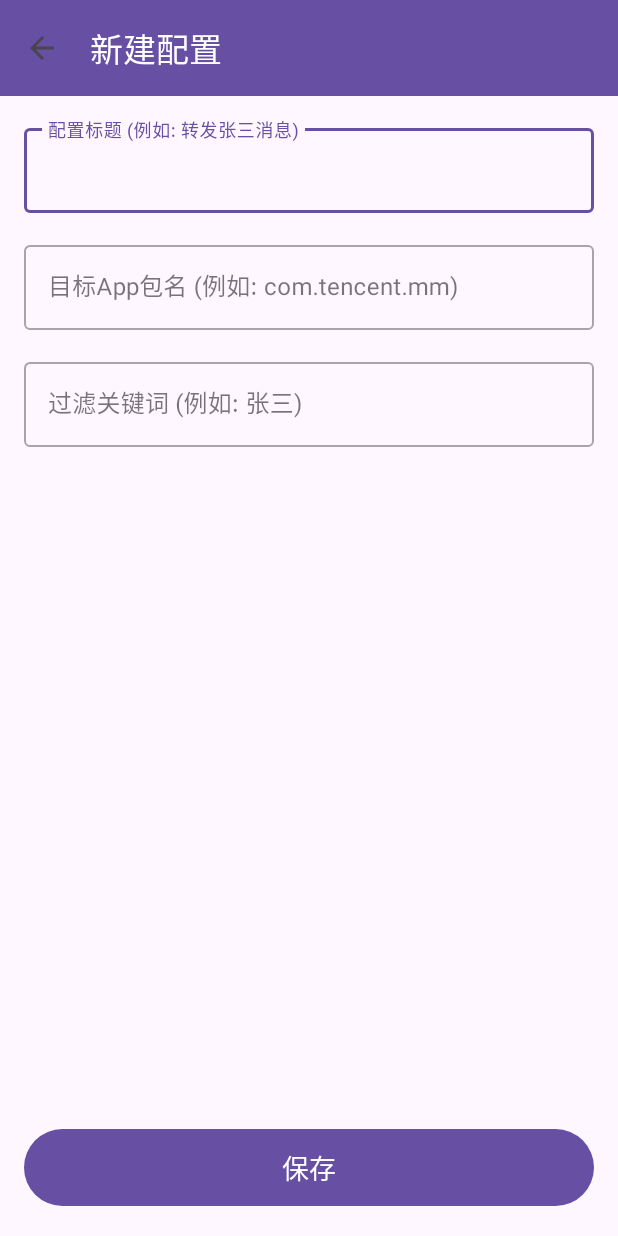
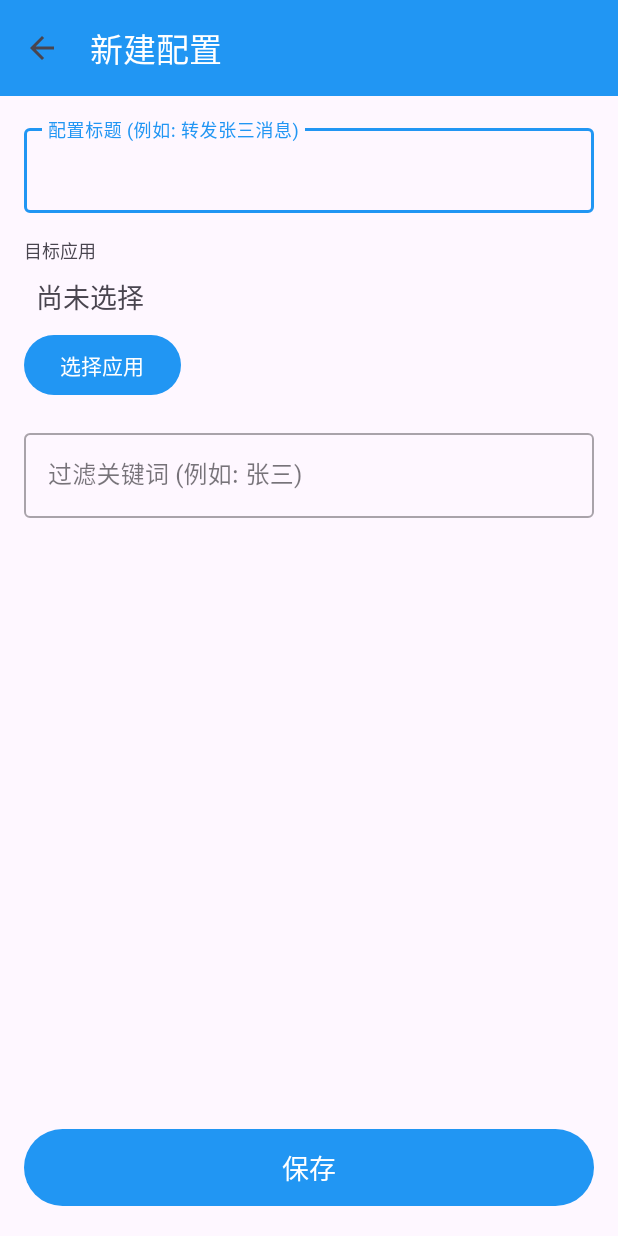
Before and after one commit to Wew1201/QQNotifier, an Android app: the SettingsActivity screen opened directly, with no data from a screen before it, after a tap on "添加", on a phone screen of 412 x 824 dp. Run offline under Robolectric (Android 15) with nearby library versions, the phone set to English and light mode, and no system bars.

Commit message:
v2.1: 实现用户在gui选择app的功能，主题颜色改变

```diff
--- a/app/src/main/java/com/example/qqnotifier/EditSettingActivity.java
+++ b/app/src/main/java/com/example/qqnotifier/EditSettingActivity.java
@@ -1,9 +1,16 @@
 package com.example.qqnotifier;
 
+import android.app.Activity;
+import android.content.Intent;
 import android.os.Bundle;
+import android.util.Log;
 import android.widget.Button;
+import android.widget.TextView;
 import android.widget.Toast;
 
+import androidx.activity.EdgeToEdge;
+import androidx.activity.result.ActivityResultLauncher;
+import androidx.activity.result.contract.ActivityResultContracts;
 import androidx.appcompat.app.AppCompatActivity;
 import androidx.appcompat.widget.Toolbar;
 
@@ -14,7 +21,7 @@ import java.util.List;
 public class EditSettingActivity extends AppCompatActivity {
 
     private TextInputEditText editTextTitle;
-    private TextInputEditText editTextPackageName;
+
     private TextInputEditText editTextKeyword;
     private Button buttonSave;
     private SettingsRepository repository;
@@ -22,34 +29,58 @@ public class EditSettingActivity extends AppCompatActivity {
     private boolean isEditMode = false; // 标记当前是新建模式还是编辑模式
     private long editingItemId = -1; // 如果是编辑模式，记录正在编辑的item的ID
 
+    private TextView textSelectedApp;
+    private Button buttonChooseApp;
+    private String selectedPackageName = ""; // 用于存储选择结果
+
+    // --- 新增 ActivityResultLauncher ---
+    private final ActivityResultLauncher<Intent> appPickerLauncher = registerForActivityResult(
+            new ActivityResultContracts.StartActivityForResult(),
+            result -> {
+                if (result.getResultCode() == Activity.RESULT_OK && result.getData() != null) {
+                    Intent data = result.getData();
+                    String appName = data.getStringExtra("selected_app_name");
+                    selectedPackageName = data.getStringExtra("selected_package_name");
+                    textSelectedApp.setText(appName + "\n(" + selectedPackageName + ")");
+                }
+            });
+
     @Override
     protected void onCreate(Bundle savedInstanceState) {
         super.onCreate(savedInstanceState);
         setContentView(R.layout.activity_edit_setting);
 
+        // --- 1. 必须在所有逻辑判断之前，无条件初始化所有控件！ ---
         Toolbar toolbar = findViewById(R.id.toolbar_edit);
+        editTextTitle = findViewById(R.id.edit_text_title);
+        editTextKeyword = findViewById(R.id.edit_text_keyword);
+        buttonSave = findViewById(R.id.button_save);
+        textSelectedApp = findViewById(R.id.text_selected_app);
+        buttonChooseApp = findViewById(R.id.button_choose_app);
+
+        // --- 2. 初始化 Toolbar 和 Repository ---
         setSupportActionBar(toolbar);
         if (getSupportActionBar() != null) {
             getSupportActionBar().setDisplayHomeAsUpEnabled(true);
         }
+        repository = new SettingsRepository(this);
 
-        repository = new SettingsRepository(this);
-        editTextTitle = findViewById(R.id.edit_text_title);
-        editTextPackageName = findViewById(R.id.edit_text_package_name);
-        editTextKeyword = findViewById(R.id.edit_text_keyword);
-        buttonSave = findViewById(R.id.button_save);
-
-        // --- 核心改动：检查启动意图，判断是新建还是编辑 ---
+        // --- 3. 检查启动意图，并根据模式执行不同操作 ---
         if (getIntent().hasExtra("setting_id")) {
             isEditMode = true;
             editingItemId = getIntent().getLongExtra("setting_id", -1);
-            getSupportActionBar().setTitle("修改配置"); // 修改标题栏文字
-            loadSettingData();
+            getSupportActionBar().setTitle("修改配置");
+            loadSettingData(); // 此时所有控件都已确保被初始化
         } else {
             isEditMode = false;
             getSupportActionBar().setTitle("新建配置");
         }
 
+        // --- 4. 设置按钮点击事件 ---
+        buttonChooseApp.setOnClickListener(v -> {
+            Intent intent = new Intent(this, AppPickerActivity.class);
+            appPickerLauncher.launch(intent);
+        });
         buttonSave.setOnClickListener(v -> saveSetting());
     }
 
@@ -60,7 +91,12 @@ public class EditSettingActivity extends AppCompatActivity {
             for (SettingItem item : settings) {
                 if (item.getId() == editingItemId) {
                     editTextTitle.setText(item.getTitle());
-                    editTextPackageName.setText(item.getTargetPackageName());
+
+                    // 这是新的、正确的显示包名的方式
+                    selectedPackageName = item.getTargetPackageName();
+                    // 更好的体验是同时显示AppName，我们暂时先只显示包名
+                    textSelectedApp.setText(selectedPackageName);
+
                     editTextKeyword.setText(item.getFilterKeyword());
                     break;
                 }
@@ -70,7 +106,7 @@ public class EditSettingActivity extends AppCompatActivity {
 
     private void saveSetting() {
         String title = editTextTitle.getText().toString().trim();
-        String packageName = editTextPackageName.getText().toString().trim();
+        String packageName = selectedPackageName;
         String keyword = editTextKeyword.getText().toString().trim();
 
         if (title.isEmpty() || packageName.isEmpty() || keyword.isEmpty()) {
--- a/app/src/main/java/com/example/qqnotifier/MainActivity.java
+++ b/app/src/main/java/com/example/qqnotifier/MainActivity.java
@@ -11,6 +11,7 @@ import android.widget.Button;
 import android.widget.TextView;
 import android.widget.Toast;
 
+import androidx.activity.EdgeToEdge;
 import androidx.activity.result.ActivityResultLauncher;
 import androidx.activity.result.contract.ActivityResultContracts;
 import androidx.appcompat.app.AppCompatActivity;
@@ -43,6 +44,7 @@ public class MainActivity extends AppCompatActivity {
     @Override
     protected void onCreate(Bundle savedInstanceState) {
         super.onCreate(savedInstanceState);
+        EdgeToEdge.enable(this);
         setContentView(R.layout.activity_main);
 
         // 通过ID找到新的控件
--- a/app/src/main/java/com/example/qqnotifier/SettingsActivity.java
+++ b/app/src/main/java/com/example/qqnotifier/SettingsActivity.java
@@ -1,6 +1,8 @@
 package com.example.qqnotifier;
 
 import android.os.Bundle;
+
+import androidx.activity.EdgeToEdge;
 import androidx.appcompat.app.AppCompatActivity;
 import androidx.appcompat.widget.Toolbar;
 import android.content.Context;
@@ -14,49 +16,84 @@ import android.view.Menu;
 import android.view.MenuInflater;
 import android.view.MenuItem;
 import android.content.Intent;
+import androidx.core.view.ViewCompat;
+import androidx.core.view.WindowInsetsCompat;
+import android.view.View;
+import com.google.android.material.appbar.AppBarLayout;
 
 
 public class SettingsActivity extends AppCompatActivity {
 
-    private RecyclerView recyclerView; // 确保这是成员变量
+    private RecyclerView recyclerView;
     private SettingsAdapter adapter;
     private SettingsRepository repository;
-    private List<SettingItem> settingItemList; // 持有数据列表的引用
+    private List<SettingItem> settingItemList;
 
     @Override
     protected void onCreate(Bundle savedInstanceState) {
+        // 关键：在 setContentView 之前调用，让 Activity 的窗口自己处理 Insets
+        // EdgeToEdge.enable(this); // 如果你的minSdk是21+，这是一个更现代的选择，但我们用手动方式确保兼容性
+        EdgeToEdge.enable(this);
         super.onCreate(savedInstanceState);
         setContentView(R.layout.activity_settings);
 
+        // --- 1. 获取所有视图引用 ---
+        final AppBarLayout appBar = findViewById(R.id.app_bar);
+        final RecyclerView recyclerView = findViewById(R.id.recycler_view_settings);
+        View mainContent = findViewById(R.id.main_content);
         Toolbar toolbar = findViewById(R.id.toolbar);
+
+        // --- 2. 设置Toolbar ---
         setSupportActionBar(toolbar);
         if (getSupportActionBar() != null) {
             getSupportActionBar().setDisplayHomeAsUpEnabled(true);
         }
 
+//        // --- 3. 核心修正：这是处理 WindowInsets 的标准、可靠方式 ---
+//        ViewCompat.setOnApplyWindowInsetsListener(mainContent, (v, insets) -> {
+//            int statusBarHeight = insets.getInsets(WindowInsetsCompat.Type.statusBars()).top;
+//            int navBarHeight = insets.getInsets(WindowInsetsCompat.Type.navigationBars()).bottom;
+//
+//            // 获取原始的内边距，以防万一它有自己的padding
+//            int originalAppBarPaddingTop = appBar.getPaddingTop();
+//            int originalRecyclerPaddingBottom = recyclerView.getPaddingBottom();
+//
+//            // 在原始内边距的基础上，增加系统栏的高度
+//            appBar.setPadding(appBar.getPaddingLeft(), originalAppBarPaddingTop + statusBarHeight, appBar.getPaddingRight(), appBar.getPaddingBottom());
+//            recyclerView.setPadding(recyclerView.getPaddingLeft(), recyclerView.getPaddingTop(), recyclerView.getPaddingRight(), originalRecyclerPaddingBottom + navBarHeight);
+//
+//            // 很重要：返回一个空的 Insets，表示我们已经“消费”了这个事件，不希望系统再为子视图做多余的处理
+//            return WindowInsetsCompat.CONSUMED;
+//        });
+
+        // --- 4. 初始化数据和列表 (这部分逻辑不变) ---
         repository = new SettingsRepository(this);
-        recyclerView = findViewById(R.id.recycler_view_settings);
-        recyclerView.setLayoutManager(new LinearLayoutManager(this));
+        this.recyclerView = recyclerView; // 确保成员变量被赋值
+        this.recyclerView.setLayoutManager(new LinearLayoutManager(this));
 
-        // 首次加载数据并创建Adapter
         settingItemList = repository.getSettings();
         adapter = new SettingsAdapter(settingItemList, repository);
-        recyclerView.setAdapter(adapter);
+        this.recyclerView.setAdapter(adapter);
     }
 
+    // onResume 保持不变，它会在页面返回时调用 refreshSettingsList
     @Override
     protected void onResume() {
         super.onResume();
-        // 当页面返回时，只刷新数据，不创建新Adapter
         refreshSettingsList();
     }
 
+    // --- 修正 refreshSettingsList 方法 ---
     private void refreshSettingsList() {
-        // 从Repository重新获取最新的数据
+        // 确保 repository 和 settingItemList 都不是 null
+        if (repository == null || settingItemList == null || adapter == null) {
+            return; // 如果尚未初始化，则不执行任何操作
+        }
+
         List<SettingItem> latestSettings = repository.getSettings();
-        // 更新Adapter持有的数据列表
         settingItemList.clear();
         settingItemList.addAll(latestSettings);
+
         // 通知Adapter数据已变更，请刷新界面
         adapter.notifyDataSetChanged();
     }
--- a/app/src/main/res/layout/activity_edit_setting.xml
+++ b/app/src/main/res/layout/activity_edit_setting.xml
@@ -2,12 +2,15 @@
 <LinearLayout xmlns:android="http://schemas.android.com/apk/res/android"
     xmlns:app="http://schemas.android.com/apk/res-auto"
     xmlns:tools="http://schemas.android.com/tools"
+    android:id="@+id/main_content_edit"
     android:layout_width="match_parent"
     android:layout_height="match_parent"
     android:orientation="vertical"
+    android:fitsSystemWindows="true"
     tools:context=".EditSettingActivity">
 
     <com.google.android.material.appbar.AppBarLayout
+        android:id="@+id/app_bar_edit"
         android:layout_width="match_parent"
         android:layout_height="wrap_content">
 
@@ -16,9 +19,8 @@
             android:layout_width="match_parent"
             android:layout_height="?attr/actionBarSize"
             android:background="?attr/colorPrimary"
-            app:title="新建配置"
+            app:title="配置"
             app:titleTextColor="@android:color/white" />
-
     </com.google.android.material.appbar.AppBarLayout>
 
     <ScrollView
@@ -32,57 +34,64 @@
             android:orientation="vertical"
             android:padding="16dp">
 
+            <!-- 确保这个ID是 edit_text_title -->
             <com.google.android.material.textfield.TextInputLayout
+                style="@style/Widget.MaterialComponents.TextInputLayout.OutlinedBox"
                 android:layout_width="match_parent"
-                android:layout_height="wrap_content"
-                style="@style/Widget.MaterialComponents.TextInputLayout.OutlinedBox">
-
+                android:layout_height="wrap_content">
                 <com.google.android.material.textfield.TextInputEditText
                     android:id="@+id/edit_text_title"
                     android:layout_width="match_parent"
                     android:layout_height="wrap_content"
                     android:hint="配置标题 (例如: 转发张三消息)" />
-
             </com.google.android.material.textfield.TextInputLayout>
 
-            <com.google.android.material.textfield.TextInputLayout
+            <TextView
+                android:layout_width="wrap_content"
+                android:layout_height="wrap_content"
+                android:layout_marginTop="16dp"
+                android:text="目标应用"
+                android:textSize="12sp" />
+
+            <!-- 确保这个ID是 text_selected_app -->
+            <TextView
+                android:id="@+id/text_selected_app"
                 android:layout_width="match_parent"
                 android:layout_height="wrap_content"
-                android:layout_marginTop="16dp"
-                style="@style/Widget.MaterialComponents.TextInputLayout.OutlinedBox">
+                android:padding="8dp"
+                android:text="尚未选择"
+                android:textSize="18sp" />
 
-                <com.google.android.material.textfield.TextInputEditText
-                    android:id="@+id/edit_text_package_name"
-                    android:layout_width="match_parent"
-                    android:layout_height="wrap_content"
-                    android:hint="目标App包名 (例如: com.tencent.mm)" />
+            <!-- 确保这个ID是 button_choose_app -->
+            <Button
+                android:id="@+id/button_choose_app"
+                android:layout_width="wrap_content"
+                android:layout_height="wrap_content"
+                android:text="选择应用" />
 
-            </com.google.android.material.textfield.TextInputLayout>
-
+            <!-- 确保这个ID是 edit_text_keyword -->
             <com.google.android.material.textfield.TextInputLayout
+                style="@style/Widget.MaterialComponents.TextInputLayout.OutlinedBox"
                 android:layout_width="match_parent"
                 android:layout_height="wrap_content"
-                android:layout_marginTop="16dp"
-                style="@style/Widget.MaterialComponents.TextInputLayout.OutlinedBox">
-
+                android:layout_marginTop="16dp">
                 <com.google.android.material.textfield.TextInputEditText
                     android:id="@+id/edit_text_keyword"
                     android:layout_width="match_parent"
                     android:layout_height="wrap_content"
                     android:hint="过滤关键词 (例如: 张三)" />
-
             </com.google.android.material.textfield.TextInputLayout>
 
         </LinearLayout>
     </ScrollView>
 
+    <!-- 确保这个ID是 button_save -->
     <Button
         android:id="@+id/button_save"
         android:layout_width="match_parent"
         android:layout_height="wrap_content"
-        android:text="保存"
         android:layout_margin="16dp"
         android:padding="12dp"
-        android:textSize="18sp"/>
-
+        android:text="保存"
+        android:textSize="18sp" />
 </LinearLayout>
--- a/app/src/main/res/layout/activity_settings.xml
+++ b/app/src/main/res/layout/activity_settings.xml
@@ -2,13 +2,16 @@
 <LinearLayout xmlns:android="http://schemas.android.com/apk/res/android"
     xmlns:app="http://schemas.android.com/apk/res-auto"
     xmlns:tools="http://schemas.android.com/tools"
+    android:id="@+id/main_content"
     android:layout_width="match_parent"
     android:layout_height="match_parent"
     android:orientation="vertical"
+    android:fitsSystemWindows="true"
     tools:context=".SettingsActivity">
 
     <!-- 这是一个工具栏，用于显示标题和返回按钮 -->
     <com.google.android.material.appbar.AppBarLayout
+        android:id="@+id/app_bar"
         android:layout_width="match_parent"
         android:layout_height="wrap_content">
 
--- a/app/src/main/res/layout/item_setting.xml
+++ b/app/src/main/res/layout/item_setting.xml
@@ -2,6 +2,7 @@
 <RelativeLayout xmlns:android="http://schemas.android.com/apk/res/android"
     android:layout_width="match_parent"
     android:layout_height="wrap_content"
+    android:fitsSystemWindows="true"
     android:padding="16dp"
     android:background="?android:attr/selectableItemBackground"> <!-- 点击时有水波纹效果 -->
 
--- a/app/src/main/res/values/colors.xml
+++ b/app/src/main/res/values/colors.xml
@@ -1,5 +1,15 @@
 <?xml version="1.0" encoding="utf-8"?>
 <resources>
+    <!-- 天蓝色系 -->
+    <color name="blue_200">#FF90CAF9</color>  <!-- 浅蓝色 -->
+    <color name="blue_500">#FF2196F3</color>  <!-- 主色调：天蓝色 -->
+    <color name="blue_700">#FF1976D2</color>  <!-- 深蓝色 (用于状态栏) -->
+
+    <!-- 强调色 (例如，开关打开时的颜色) -->
+    <color name="light_blue_A200">#FF40C4FF</color>
+    <color name="light_blue_A700">#FF0091EA</color>
+
+    <!-- 基础色 -->
     <color name="black">#FF000000</color>
     <color name="white">#FFFFFFFF</color>
 </resources>
--- a/app/src/main/res/values/themes.xml
+++ b/app/src/main/res/values/themes.xml
@@ -1,9 +1,23 @@
 <resources xmlns:tools="http://schemas.android.com/tools">
     <!-- Base application theme. -->
-    <style name="Base.Theme.QQNotifier" parent="Theme.Material3.DayNight.NoActionBar">
-        <!-- Customize your light theme here. -->
-        <!-- <item name="colorPrimary">@color/my_light_primary</item> -->
+    <style name="Theme.QQNotifier" parent="Theme.Material3.DayNight.NoActionBar">
+
+        <!-- Primary brand color. (主色调) -->
+        <item name="colorPrimary">@color/blue_500</item>
+        <item name="colorPrimaryVariant">@color/blue_700</item>
+        <item name="colorOnPrimary">@color/white</item>
+
+        <!-- Secondary brand color. (强调色) -->
+        <item name="colorSecondary">@color/light_blue_A200</item>
+        <item name="colorSecondaryVariant">@color/light_blue_A700</item>
+        <item name="colorOnSecondary">@color/black</item>
+
+        <!-- Status bar color. -->
+        <item name="android:statusBarColor">@android:color/transparent</item>
+        <item name="android:navigationBarColor">@android:color/transparent</item>
+
+        <item name="android:windowLightStatusBar">false</item> <!-- 因为背景是深色(蓝)，所以状态栏图标要用浅色(白色) -->
+        <item name="android:windowLightNavigationBar" tools:targetApi="27">true</item>
+
     </style>
-
-    <style name="Theme.QQNotifier" parent="Base.Theme.QQNotifier" />
 </resources>
```
Also changed, not shown: app/src/main/AndroidManifest.xml (+24 -9 lines), app/src/main/java/com/example/qqnotifier/AppAdapter.java (added, +56 -0 lines), app/src/main/java/com/example/qqnotifier/AppInfo.java (added, +19 -0 lines), app/src/main/java/com/example/qqnotifier/AppPickerActivity.java (added, +72 -0 lines), app/src/main/res/layout/activity_app_picker.xml (added, +24 -0 lines), app/src/main/res/layout/item_app.xml (added, +24 -0 lines).
